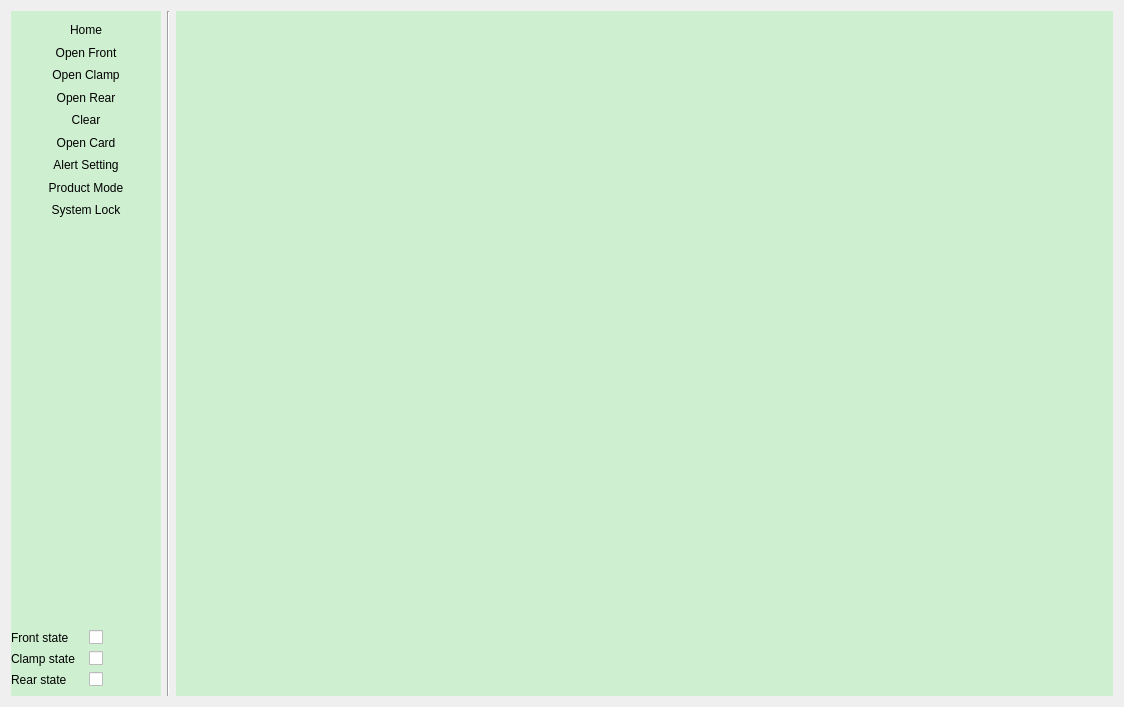
This is multiinterface.ui in wwlzq5/3taiSever as Qt 5 draws it before an edit. The edited form follows.
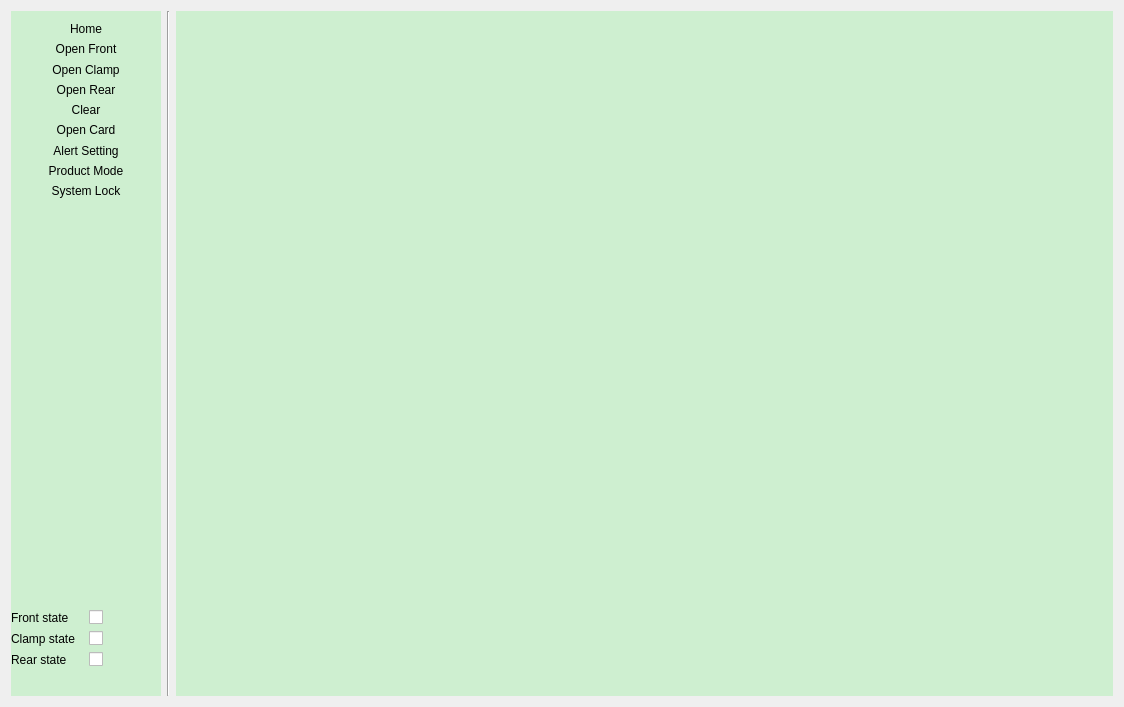
This is the edited form.

Diff of the .ui file:
```diff
--- a/multiinterface.ui
+++ b/multiinterface.ui
@@ -249,6 +249,16 @@
          </item>
         </layout>
        </item>
+       <item>
+        <widget class="QLabel" name="label_version">
+         <property name="text">
+          <string/>
+         </property>
+         <property name="alignment">
+          <set>Qt::AlignRight|Qt::AlignTrailing|Qt::AlignVCenter</set>
+         </property>
+        </widget>
+       </item>
       </layout>
      </widget>
     </item>
```
